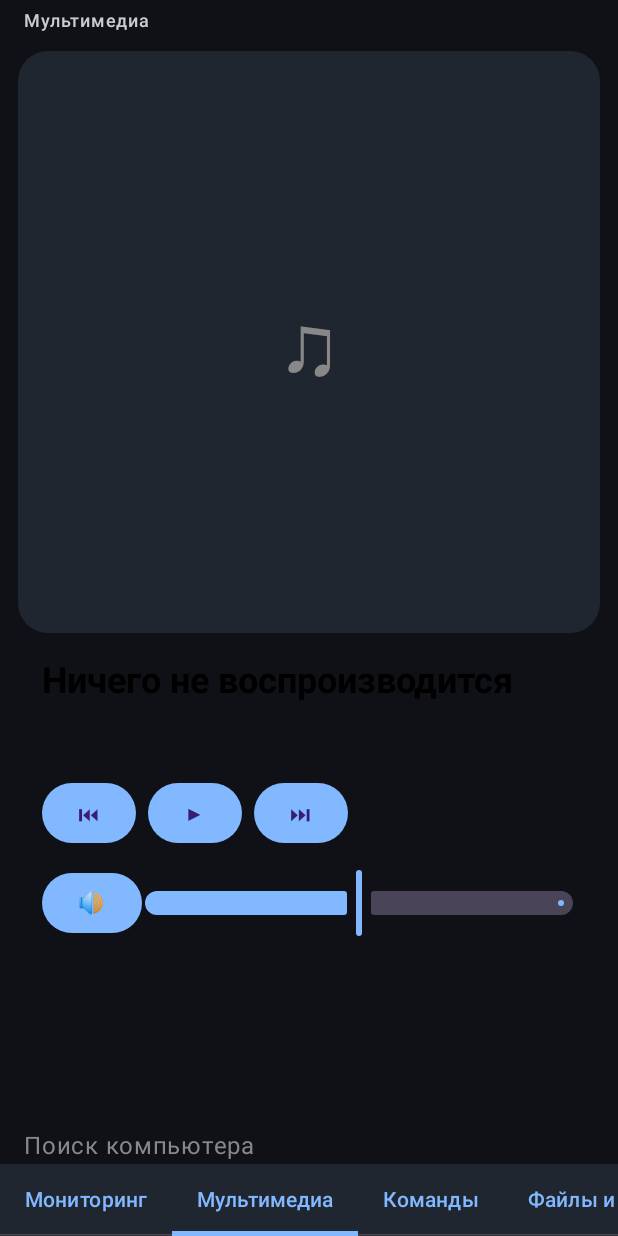
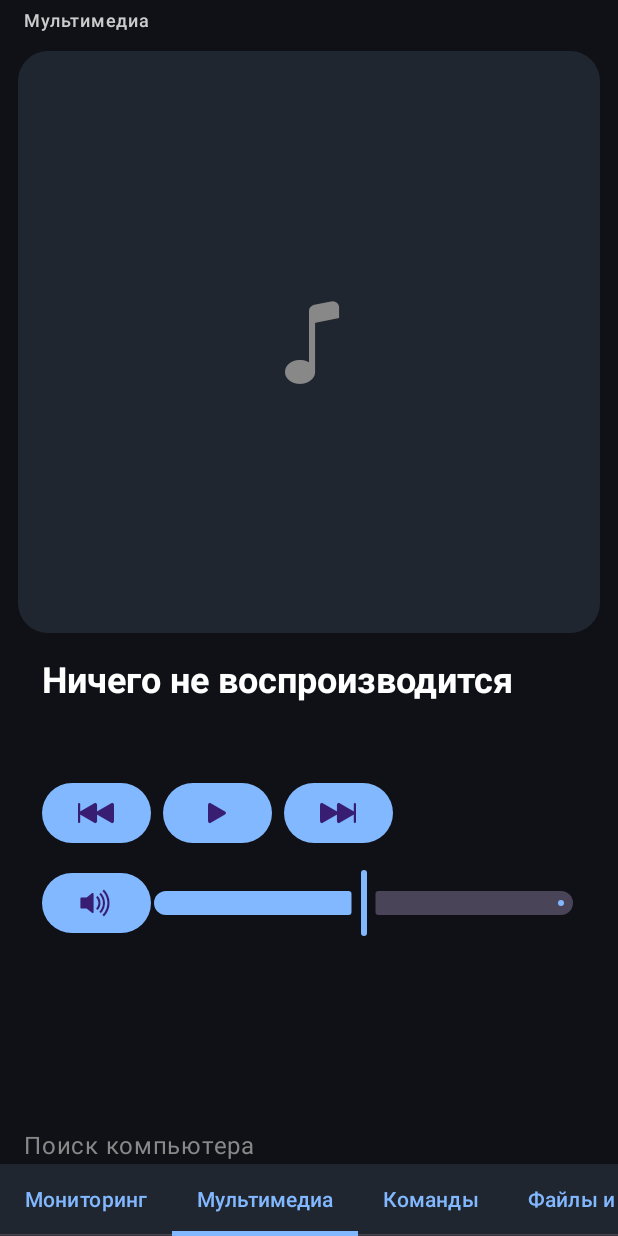
Before and after one commit to sudzekai/DeskLink, an Android app built with Jetpack Compose: the screen it shows after launch (MainActivity), item 2 of the bottom bar chosen, on a phone screen of 412 x 824 dp. Run offline under Robolectric (Android 15) with nearby library versions, the phone set to English and light mode, and no system bars; 3 statements that could not run were skipped.

Commit message:
Исправлены Ambient Mode, контраст интерфейса и ограничения сетевых сообщений
Android: в Ambient Mode оставлены основные показатели CPU, GPU и RAM; мультимедиа переведено на Bootstrap Icons, исправлен цвет текста и добавлена плавная смена названия раздела; буфер телефона читается при открытии приложения, размер ответа Agent ограничен, удалён ненужный флаг cleartext.

Windows Agent: размер запроса ограничен во время чтения; WPF-окно получило тёмную цветовую схему.

```diff
--- a/android/app/build.gradle.kts
+++ b/android/app/build.gradle.kts
@@ -25,6 +25,7 @@ dependencies {
     implementation("androidx.activity:activity-compose:1.10.1")
     implementation("androidx.compose.ui:ui")
     implementation("androidx.compose.foundation:foundation")
+    implementation("androidx.compose.animation:animation")
     implementation("androidx.compose.material3:material3")
     implementation("androidx.compose.material:material-icons-extended")
     implementation("org.jetbrains.kotlinx:kotlinx-coroutines-android:1.10.2")
--- a/android/app/src/main/AndroidManifest.xml
+++ b/android/app/src/main/AndroidManifest.xml
@@ -1,7 +1,7 @@
 <manifest xmlns:android="http://schemas.android.com/apk/res/android">
     <uses-permission android:name="android.permission.INTERNET"/>
     <uses-permission android:name="android.permission.BLUETOOTH_CONNECT"/>
-    <application android:label="DeskLink" android:theme="@android:style/Theme.Material.NoActionBar" android:usesCleartextTraffic="true">
+    <application android:label="DeskLink" android:theme="@android:style/Theme.Material.NoActionBar">
         <activity android:name=".MainActivity" android:exported="true" android:configChanges="orientation|screenSize">
             <intent-filter><action android:name="android.intent.action.MAIN"/><category android:name="android.intent.category.LAUNCHER"/></intent-filter>
         </activity>
--- a/android/app/src/main/java/dev/sudzekai/desklink/MainActivity.kt
+++ b/android/app/src/main/java/dev/sudzekai/desklink/MainActivity.kt
@@ -14,6 +14,11 @@ import android.view.WindowManager
 import androidx.activity.ComponentActivity
 import androidx.activity.compose.setContent
 import androidx.activity.result.contract.ActivityResultContracts
+import androidx.compose.animation.AnimatedContent
+import androidx.compose.animation.slideInHorizontally
+import androidx.compose.animation.slideOutHorizontally
+import androidx.compose.animation.togetherWith
+import androidx.compose.animation.core.tween
 import androidx.compose.foundation.ExperimentalFoundationApi
 import androidx.compose.foundation.pager.HorizontalPager
 import androidx.compose.foundation.background
@@ -141,6 +146,7 @@ class MainActivity : ComponentActivity() {
         preferredHz = preferences.getFloat("preferredHz", 10f)
         pixelShift = preferences.getBoolean("pixelShift", true)
         keepScreen = preferences.getBoolean("keepScreen", true)
+        clipboardText = (getSystemService(Context.CLIPBOARD_SERVICE) as ClipboardManager).primaryClip?.getItemAt(0)?.coerceToText(this)?.toString() ?: ""
         iconCodes = JSONObject(assets.open("bootstrap-icons.json").bufferedReader().use { it.readText() })
         cpuWarning = preferences.getInt("cpuWarning", 70)
         cpuCritical = preferences.getInt("cpuCritical", 85)
@@ -225,13 +231,19 @@ class MainActivity : ComponentActivity() {
             onDispose { }
         }
         MaterialTheme(colorScheme = darkColorScheme(background = Color(0xFF0F1116), surface = Color(0xFF202630), primary = Color(0xFF82B8FF))) {
+            CompositionLocalProvider(LocalContentColor provides Color.White) {
             if (ambient) {
                 Box(Modifier.fillMaxSize().background(Color.Black).safeDrawingPadding().clickable { ambient = false }, contentAlignment = Alignment.Center) {
                     Box(Modifier.offset(x = (shift * 2).dp, y = (shift * 2).dp)) { Monitoring(metrics, true) }
                 }
             } else {
                 Column(Modifier.fillMaxSize().background(MaterialTheme.colorScheme.background).safeDrawingPadding()) {
-                    Text(pages[pager.currentPage], Modifier.padding(start = 16.dp, top = 6.dp), color = Color.LightGray, fontWeight = FontWeight.SemiBold, style = MaterialTheme.typography.labelMedium)
+                    AnimatedContent(targetState = pager.currentPage, transitionSpec = {
+                        val direction = if (targetState > initialState) 1 else -1
+                        slideInHorizontally(tween(220)) { it * direction } togetherWith slideOutHorizontally(tween(220)) { -it * direction }
+                    }, label = "sectionTitle") { page ->
+                        Text(pages[page], Modifier.padding(start = 16.dp, top = 6.dp), color = Color.LightGray, fontWeight = FontWeight.SemiBold, style = MaterialTheme.typography.labelMedium)
+                    }
                     HorizontalPager(state = pager, modifier = Modifier.weight(1f)) { page ->
                         when (page) {
                             0 -> Monitoring(metrics, false)
@@ -249,17 +261,19 @@ class MainActivity : ComponentActivity() {
                     }
                 }
             }
+            }
         }
     }
 
     @Composable
     private fun Monitoring(data: JSONObject, compact: Boolean) {
-        val groups = listOf(
+        val allGroups = listOf(
             listOf(Metric("CPU", "cpuLoad", "%", 100.0), Metric("CPU", "cpuTemperature", "°C", 100.0), Metric("CPU", "cpuClock", "MHz", 5000.0)),
             listOf(Metric("GPU", "gpuLoad", "%", 100.0), Metric("GPU", "gpuTemperature", "°C", 100.0), Metric("VRAM", "gpuMemory", "MB", 16000.0)),
             listOf(Metric("RAM", "ramLoad", "%", 100.0), Metric("RAM", "ramUsed", "GB", data.optDouble("ramTotal", 32.0))),
             listOf(Metric("DISK", "diskLoad", "%", 100.0), Metric("READ", "diskRead", "MB/s", 100_000_000.0), Metric("WRITE", "diskWrite", "MB/s", 100_000_000.0))
         )
+        val groups = if (compact) listOf(allGroups[0].take(2), allGroups[1].take(2), allGroups[2].take(1)) else allGroups
         if (LocalConfiguration.current.screenWidthDp > LocalConfiguration.current.screenHeightDp) {
             Row(Modifier.fillMaxSize().verticalScroll(rememberScrollState()).padding(8.dp), horizontalArrangement = Arrangement.spacedBy(8.dp)) {
                 groups.forEach { group ->
@@ -334,7 +348,7 @@ class MainActivity : ComponentActivity() {
         val artwork: @Composable () -> Unit = {
             Box(Modifier.fillMaxWidth().aspectRatio(1f).background(MaterialTheme.colorScheme.surface, RoundedCornerShape(20.dp)), contentAlignment = Alignment.Center) {
                 if (image != null) Image(image, "Обложка", Modifier.fillMaxSize(), contentScale = ContentScale.Crop)
-                else Text("♫", style = MaterialTheme.typography.displayLarge, color = Color.Gray)
+                else Text(iconGlyph("music-note"), fontFamily = FontFamily(Font(R.font.bootstrap_icons)), fontSize = 64.sp, color = Color.Gray)
             }
         }
         val controls: @Composable () -> Unit = {
@@ -342,12 +356,12 @@ class MainActivity : ComponentActivity() {
                 Text(title, style = MaterialTheme.typography.headlineSmall, fontWeight = FontWeight.Bold)
                 Text(artist, color = Color.Gray)
                 Row(horizontalArrangement = Arrangement.spacedBy(8.dp)) {
-                    Button(onClick = { mediaAction("previous") }) { Text("⏮") }
-                    Button(onClick = { mediaAction("toggle") }) { Text(if (media.optBoolean("playing")) "⏸" else "▶") }
-                    Button(onClick = { mediaAction("next") }) { Text("⏭") }
+                    Button(onClick = { mediaAction("previous") }) { Text(iconGlyph("skip-backward-fill"), fontFamily = FontFamily(Font(R.font.bootstrap_icons)), fontSize = 24.sp) }
+                    Button(onClick = { mediaAction("toggle") }) { Text(iconGlyph(if (media.optBoolean("playing")) "pause-fill" else "play-fill"), fontFamily = FontFamily(Font(R.font.bootstrap_icons)), fontSize = 24.sp) }
+                    Button(onClick = { mediaAction("next") }) { Text(iconGlyph("skip-forward-fill"), fontFamily = FontFamily(Font(R.font.bootstrap_icons)), fontSize = 24.sp) }
                 }
                 Row(verticalAlignment = Alignment.CenterVertically) {
-                    Button(onClick = { mediaAction("mute") }) { Text(if (media.optBoolean("muted")) "🔇" else "🔊") }
+                    Button(onClick = { mediaAction("mute") }) { Text(iconGlyph(if (media.optBoolean("muted")) "volume-mute-fill" else "volume-up-fill"), fontFamily = FontFamily(Font(R.font.bootstrap_icons)), fontSize = 24.sp) }
                     Slider(value = volume.coerceIn(0f, 1f), onValueChange = { volume = it }, onValueChangeFinished = { mediaAction("volume", volume) }, modifier = Modifier.weight(1f))
                 }
             }
@@ -371,6 +385,11 @@ class MainActivity : ComponentActivity() {
                 refresh()
             } catch (exception: Exception) { status = exception.message ?: "Ошибка" }
         }
+    }
+
+    private fun iconGlyph(name: String): String {
+        val code = iconCodes.optInt(name, 0)
+        return if (code > 0) String(Character.toChars(code)) else "?"
     }
 
     @Composable
```
Also changed, not shown: android/app/src/main/java/dev/sudzekai/desklink/AgentClient.kt (+21 -1 lines), 2 other files.
